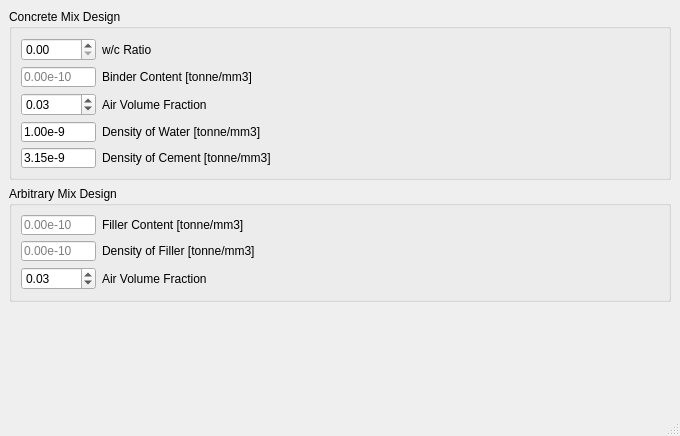
Before: the Qt Designer form freecad/chronoConcrete/gui/ui/ldpmMixDesign.ui in Concrete-Chrono-Development/chrono-preprocessor, drawn with Qt 5.
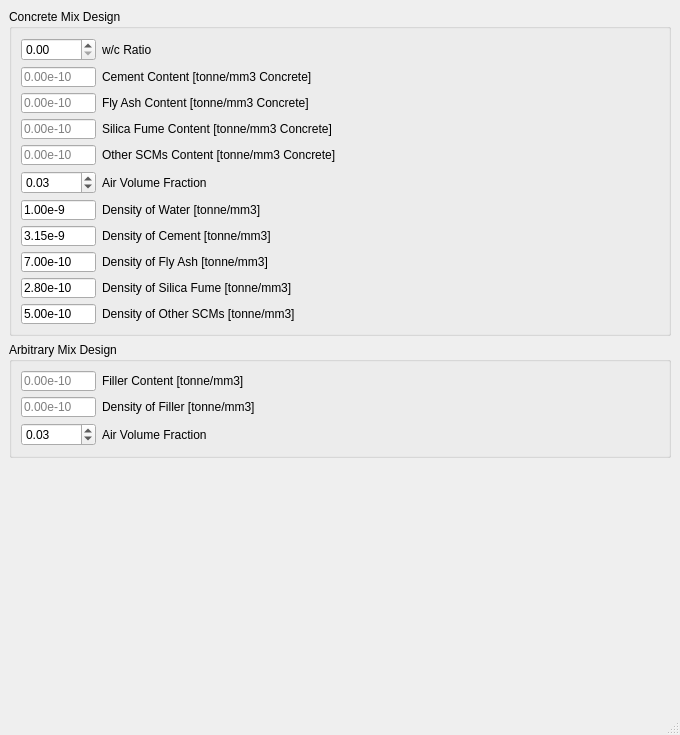
After: the same form once the commit is applied.

The edit to the form file:
```diff
--- a/freecad/chronoConcrete/gui/ui/ldpmMixDesign.ui
+++ b/freecad/chronoConcrete/gui/ui/ldpmMixDesign.ui
@@ -7,7 +7,7 @@
     <x>0</x>
     <y>0</y>
     <width>680</width>
-    <height>436</height>
+    <height>735</height>
    </rect>
   </property>
   <property name="sizePolicy">
@@ -26,14 +26,14 @@
      <verstretch>0</verstretch>
     </sizepolicy>
    </property>
-   <layout class="QGridLayout" name="gridLayout_3">
+   <layout class="QGridLayout" name="gridLayout_2">
     <item row="0" column="0">
      <widget class="QGroupBox" name="groupBox">
       <property name="title">
        <string>Concrete Mix Design</string>
       </property>
-      <layout class="QGridLayout" name="gridLayout_2">
-       <item row="0" column="0">
+      <layout class="QVBoxLayout" name="verticalLayout">
+       <item>
         <layout class="QHBoxLayout" name="horizontalLayout">
          <item>
           <widget class="QDoubleSpinBox" name="wcRatio">
@@ -63,7 +63,7 @@
          </item>
         </layout>
        </item>
-       <item row="1" column="0">
+       <item>
         <layout class="QHBoxLayout" name="horizontalLayout_2">
          <item>
           <widget class="QLineEdit" name="cementContent">
@@ -90,13 +90,112 @@
          <item>
           <widget class="QLabel" name="label_7">
            <property name="text">
-            <string>Binder Content [tonne/mm3]</string>
+            <string>Cement Content [tonne/mm3 Concrete]</string>
            </property>
           </widget>
          </item>
         </layout>
        </item>
-       <item row="2" column="0">
+       <item>
+        <layout class="QHBoxLayout" name="horizontalLayout_9">
+         <item>
+          <widget class="QLineEdit" name="flyashContent">
+           <property name="minimumSize">
+            <size>
+             <width>75</width>
+             <height>20</height>
+            </size>
+           </property>
+           <property name="maximumSize">
+            <size>
+             <width>75</width>
+             <height>20</height>
+            </size>
+           </property>
+           <property name="text">
+            <string/>
+           </property>
+           <property name="placeholderText">
+            <string>0.00e-10</string>
+           </property>
+          </widget>
+         </item>
+         <item>
+          <widget class="QLabel" name="label_11">
+           <property name="text">
+            <string>Fly Ash Content [tonne/mm3 Concrete]</string>
+           </property>
+          </widget>
+         </item>
+        </layout>
+       </item>
+       <item>
+        <layout class="QHBoxLayout" name="horizontalLayout_10">
+         <item>
+          <widget class="QLineEdit" name="silicaContent">
+           <property name="minimumSize">
+            <size>
+             <width>75</width>
+             <height>20</height>
+            </size>
+           </property>
+           <property name="maximumSize">
+            <size>
+             <width>75</width>
+             <height>20</height>
+            </size>
+           </property>
+           <property name="text">
+            <string/>
+           </property>
+           <property name="placeholderText">
+            <string>0.00e-10</string>
+           </property>
+          </widget>
+         </item>
+         <item>
+          <widget class="QLabel" name="label_12">
+           <property name="text">
+            <string>Silica Fume Content [tonne/mm3 Concrete]</string>
+           </property>
+          </widget>
+         </item>
+        </layout>
+       </item>
+       <item>
+        <layout class="QHBoxLayout" name="horizontalLayout_11">
+         <item>
+          <widget class="QLineEdit" name="scmContent">
+           <property name="minimumSize">
+            <size>
+             <width>75</width>
+             <height>20</height>
+            </size>
+           </property>
+           <property name="maximumSize">
+            <size>
+             <width>75</width>
+             <height>20</height>
+            </size>
+           </property>
+           <property name="text">
+            <string/>
+           </property>
+           <property name="placeholderText">
+            <string>0.00e-10</string>
+           </property>
+          </widget>
+         </item>
+         <item>
+          <widget class="QLabel" name="label_13">
+           <property name="text">
+            <string>Other SCMs Content [tonne/mm3 Concrete]</string>
+           </property>
+          </widget>
+         </item>
+        </layout>
+       </item>
+       <item>
         <layout class="QHBoxLayout" name="horizontalLayout_3">
          <item>
           <widget class="QDoubleSpinBox" name="airFrac">
@@ -135,7 +234,7 @@
          </item>
         </layout>
        </item>
-       <item row="3" column="0">
+       <item>
         <layout class="QHBoxLayout" name="horizontalLayout_6">
          <item>
           <widget class="QLineEdit" name="waterDensity">
@@ -168,7 +267,7 @@
          </item>
         </layout>
        </item>
-       <item row="4" column="0">
+       <item>
         <layout class="QHBoxLayout" name="horizontalLayout_7">
          <item>
           <widget class="QLineEdit" name="cementDensity">
@@ -201,6 +300,105 @@
          </item>
         </layout>
        </item>
+       <item>
+        <layout class="QHBoxLayout" name="horizontalLayout_12">
+         <item>
+          <widget class="QLineEdit" name="flyashDensity">
+           <property name="minimumSize">
+            <size>
+             <width>75</width>
+             <height>20</height>
+            </size>
+           </property>
+           <property name="maximumSize">
+            <size>
+             <width>75</width>
+             <height>20</height>
+            </size>
+           </property>
+           <property name="text">
+            <string>7.00e-10</string>
+           </property>
+           <property name="placeholderText">
+            <string>3.15e-9</string>
+           </property>
+          </widget>
+         </item>
+         <item>
+          <widget class="QLabel" name="label_18">
+           <property name="text">
+            <string>Density of Fly Ash [tonne/mm3]</string>
+           </property>
+          </widget>
+         </item>
+        </layout>
+       </item>
+       <item>
+        <layout class="QHBoxLayout" name="horizontalLayout_13">
+         <item>
+          <widget class="QLineEdit" name="silicaDensity">
+           <property name="minimumSize">
+            <size>
+             <width>75</width>
+             <height>20</height>
+            </size>
+           </property>
+           <property name="maximumSize">
+            <size>
+             <width>75</width>
+             <height>20</height>
+            </size>
+           </property>
+           <property name="text">
+            <string>2.80e-10</string>
+           </property>
+           <property name="placeholderText">
+            <string>3.15e-9</string>
+           </property>
+          </widget>
+         </item>
+         <item>
+          <widget class="QLabel" name="label_19">
+           <property name="text">
+            <string>Density of Silica Fume [tonne/mm3]</string>
+           </property>
+          </widget>
+         </item>
+        </layout>
+       </item>
+       <item>
+        <layout class="QHBoxLayout" name="horizontalLayout_14">
+         <item>
+          <widget class="QLineEdit" name="scmDensity">
+           <property name="minimumSize">
+            <size>
+             <width>75</width>
+             <height>20</height>
+            </size>
+           </property>
+           <property name="maximumSize">
+            <size>
+             <width>75</width>
+             <height>20</height>
+            </size>
+           </property>
+           <property name="text">
+            <string>5.00e-10</string>
+           </property>
+           <property name="placeholderText">
+            <string>3.15e-9</string>
+           </property>
+          </widget>
+         </item>
+         <item>
+          <widget class="QLabel" name="label_20">
+           <property name="text">
+            <string>Density of Other SCMs [tonne/mm3]</string>
+           </property>
+          </widget>
+         </item>
+        </layout>
+       </item>
       </layout>
      </widget>
     </item>
```
